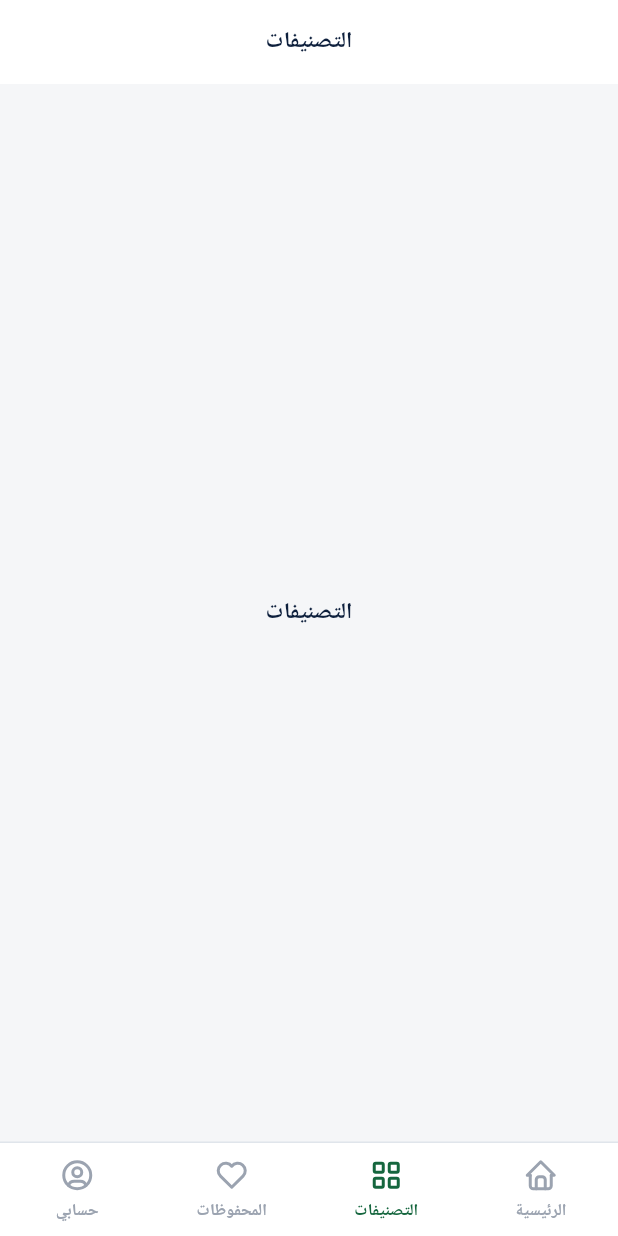
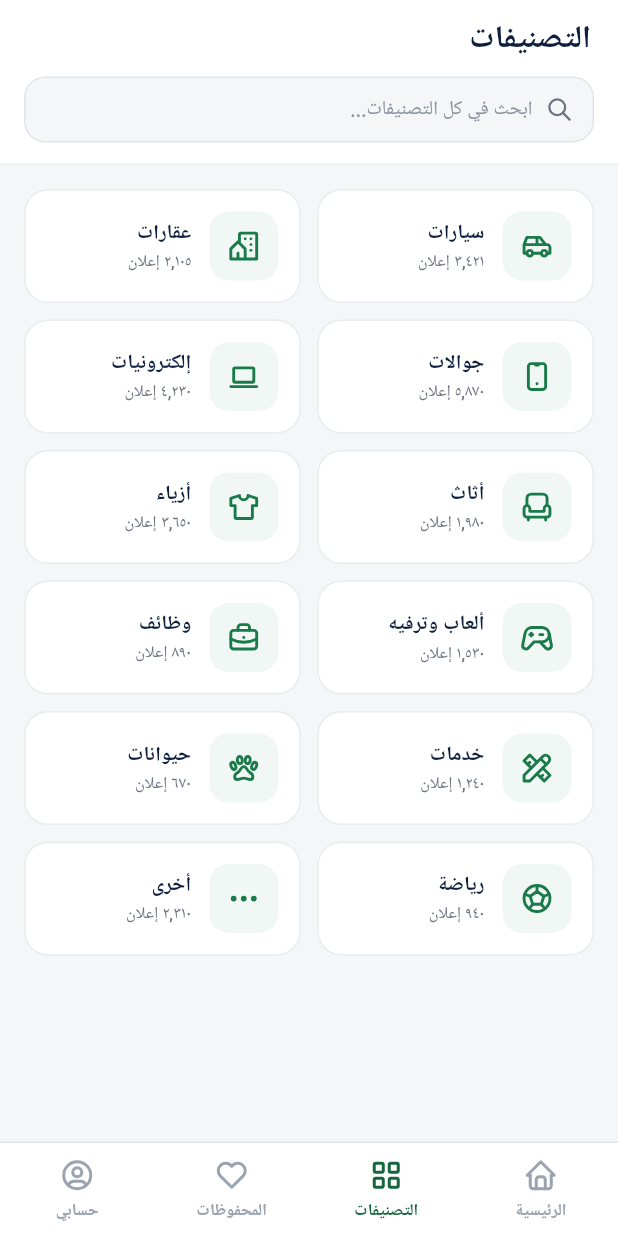
Before and after one commit to mo7amedramadan10/Claude, a Flutter app: the screen it shows after launch, item 3 of the bottom bar chosen, on a phone screen of 412 x 824 dp. Run offline on Flutter 3.47's test engine with Material 3 defaults, Android fonts, the phone set to English and light mode, and no system bars; our stand-ins replace cached_network_image, flutter_riverpod, flutter_tabler_icons, go_router, google_fonts, riverpod_annotation and 1 more; generated files the repository leaves out were written again; network calls fail; Roboto replaces fonts that are missing (Tajawal).

Commit message:
feat: implement Categories screen with 2-column grid
- CategoriesScreen: "التصنيفات" header, tappable search field → Search,
  2-column grid of 12 category cards (46px green-tint icon tile, name,
  "N إعلان" count) — every card opens Search Results
- CategoryGridItem model + CategoriesMockData (counts from design)
- Router: /categories tab renders CategoriesScreen

https://claude.ai/code/session_017nYrW1JqgGeyo43jswUAC8

```diff
--- a/saudi_marketplace/lib/core/router/app_router.dart
+++ b/saudi_marketplace/lib/core/router/app_router.dart
@@ -7,6 +7,7 @@ import '../shared/widgets/placeholder_screen.dart';
 import 'app_routes.dart';
 import 'shell_scaffold.dart';
 import '../../features/home/presentation/home_screen.dart';
+import '../../features/categories/presentation/categories_screen.dart';
 import '../../features/chat/presentation/chat_screen.dart';
 import '../../features/product_details/presentation/listing_detail_screen.dart';
 import '../../features/search/presentation/search_screen.dart';
@@ -61,8 +62,7 @@ GoRouter appRouter(Ref ref) {
             routes: [
               GoRoute(
                 path: AppRoutes.categories,
-                builder: (_, __) =>
-                    const PlaceholderScreen(title: 'التصنيفات'),
+                builder: (_, __) => const CategoriesScreen(),
               ),
             ],
           ),
--- /dev/null
+++ b/saudi_marketplace/lib/features/categories/data/categories_mock_data.dart
@@ -0,0 +1,28 @@
+import 'package:flutter_tabler_icons/flutter_tabler_icons.dart';
+
+import '../models/category_grid_item.dart';
+
+abstract final class CategoriesMockData {
+  static const categories = [
+    CategoryGridItem(icon: TablerIcons.car, name: 'سيارات', count: '٣,٤٢١'),
+    CategoryGridItem(
+        icon: TablerIcons.building_community, name: 'عقارات', count: '٢,١٠٥'),
+    CategoryGridItem(
+        icon: TablerIcons.device_mobile, name: 'جوالات', count: '٥,٨٧٠'),
+    CategoryGridItem(
+        icon: TablerIcons.device_laptop, name: 'إلكترونيات', count: '٤,٢٣٠'),
+    CategoryGridItem(icon: TablerIcons.armchair, name: 'أثاث', count: '١,٩٨٠'),
+    CategoryGridItem(icon: TablerIcons.shirt, name: 'أزياء', count: '٣,٦٥٠'),
+    CategoryGridItem(
+        icon: TablerIcons.device_gamepad_2,
+        name: 'ألعاب وترفيه',
+        count: '١,٥٣٠'),
+    CategoryGridItem(
+        icon: TablerIcons.briefcase, name: 'وظائف', count: '٨٩٠'),
+    CategoryGridItem(icon: TablerIcons.tools, name: 'خدمات', count: '١,٢٤٠'),
+    CategoryGridItem(icon: TablerIcons.paw, name: 'حيوانات', count: '٦٧٠'),
+    CategoryGridItem(
+        icon: TablerIcons.ball_football, name: 'رياضة', count: '٩٤٠'),
+    CategoryGridItem(icon: TablerIcons.dots, name: 'أخرى', count: '٢,٣١٠'),
+  ];
+}
--- /dev/null
+++ b/saudi_marketplace/lib/features/categories/models/category_grid_item.dart
@@ -0,0 +1,13 @@
+import 'package:flutter/widgets.dart';
+
+class CategoryGridItem {
+  const CategoryGridItem({
+    required this.icon,
+    required this.name,
+    required this.count,
+  });
+
+  final IconData icon;
+  final String name;
+  final String count;
+}
--- /dev/null
+++ b/saudi_marketplace/lib/features/categories/presentation/categories_screen.dart
@@ -0,0 +1,147 @@
+import 'package:flutter/material.dart';
+import 'package:flutter_tabler_icons/flutter_tabler_icons.dart';
+import 'package:go_router/go_router.dart';
+
+import '../../../core/router/app_routes.dart';
+import '../../../core/theme/app_colors.dart';
+import '../../../core/theme/app_text_styles.dart';
+import '../data/categories_mock_data.dart';
+import '../models/category_grid_item.dart';
+
+class CategoriesScreen extends StatelessWidget {
+  const CategoriesScreen({super.key});
+
+  @override
+  Widget build(BuildContext context) {
+    final isDark = Theme.of(context).brightness == Brightness.dark;
+
+    return Scaffold(
+      body: SafeArea(
+        child: Column(children: [
+          // ─── Header + search ───────────────────────────────────────
+          Container(
+            width: double.infinity,
+            decoration: BoxDecoration(
+              color: isDark ? AppColors.surfaceDark : AppColors.surfaceLight,
+              border: const Border(
+                bottom: BorderSide(color: AppColors.grey100, width: 1),
+              ),
+            ),
+            padding: const EdgeInsets.fromLTRB(16, 6, 16, 14),
+            child: Column(
+              crossAxisAlignment: CrossAxisAlignment.start,
+              children: [
+                Padding(
+                  padding: const EdgeInsets.fromLTRB(2, 6, 2, 12),
+                  child: Text('التصنيفات',
+                      style: AppTextStyles.displayMedium.copyWith(
+                        fontSize: 21,
+                        color: isDark ? Colors.white : AppColors.navy,
+                      )),
+                ),
+                GestureDetector(
+                  onTap: () => context.push(AppRoutes.search),
+                  child: Container(
+                    padding: const EdgeInsets.symmetric(
+                        horizontal: 13, vertical: 11),
+                    decoration: BoxDecoration(
+                      color: isDark ? AppColors.cardDark : AppColors.grey50,
+                      borderRadius: BorderRadius.circular(14),
+                      border: Border.all(color: AppColors.grey200, width: 1),
+                    ),
+                    child: Row(children: [
+                      const Icon(TablerIcons.search,
+                          size: 18, color: AppColors.grey600),
+                      const SizedBox(width: 9),
+                      Text('ابحث في كل التصنيفات...',
+                          style: AppTextStyles.bodySmall.copyWith(
+                              fontSize: 13,
+                              color: AppColors.grey500,
+                              fontWeight: FontWeight.w500)),
+                    ]),
+                  ),
+                ),
+              ],
+            ),
+          ),
+
+          // ─── Categories grid ───────────────────────────────────────
+          Expanded(
+            child: GridView.builder(
+              padding: const EdgeInsets.fromLTRB(16, 16, 16, 20),
+              gridDelegate: const SliverGridDelegateWithFixedCrossAxisCount(
+                crossAxisCount: 2,
+                mainAxisSpacing: 11,
+                crossAxisSpacing: 11,
+                mainAxisExtent: 76,
+              ),
+              itemCount: CategoriesMockData.categories.length,
+              itemBuilder: (_, i) => _CategoryCard(
+                category: CategoriesMockData.categories[i],
+                onTap: () => context.push(AppRoutes.search),
+              ),
+            ),
+          ),
+        ]),
+      ),
+    );
+  }
+}
+
+class _CategoryCard extends StatelessWidget {
+  const _CategoryCard({required this.category, required this.onTap});
+
+  final CategoryGridItem category;
+  final VoidCallback onTap;
+
+  @override
+  Widget build(BuildContext context) {
+    final isDark = Theme.of(context).brightness == Brightness.dark;
+    return GestureDetector(
+      onTap: onTap,
+      child: Container(
+        padding: const EdgeInsets.all(14),
+        decoration: BoxDecoration(
+          color: isDark ? AppColors.cardDark : AppColors.surfaceLight,
+          borderRadius: BorderRadius.circular(16),
+          border: Border.all(
+            color: isDark ? AppColors.navyLight : AppColors.grey100,
+            width: 1,
+          ),
+        ),
+        child: Row(children: [
+          Container(
+            width: 46,
+            height: 46,
+            decoration: BoxDecoration(
+              color: AppColors.primaryTint,
+              borderRadius: BorderRadius.circular(13),
+            ),
+            child: Icon(category.icon, size: 23, color: AppColors.primary),
+          ),
+          const SizedBox(width: 12),
+          Expanded(
+            child: Column(
+              mainAxisAlignment: MainAxisAlignment.center,
+              crossAxisAlignment: CrossAxisAlignment.start,
+              children: [
+                Text(category.name,
+                    style: AppTextStyles.titleMedium.copyWith(
+                      fontSize: 13.5,
+                      fontWeight: FontWeight.w700,
+                      color: isDark ? Colors.white : AppColors.navy,
+                    ),
+                    maxLines: 1,
+                    overflow: TextOverflow.ellipsis),
+                const SizedBox(height: 2),
+                Text('${category.count} إعلان',
+                    style: AppTextStyles.labelLarge
+                        .copyWith(color: AppColors.grey600)),
+              ],
+            ),
+          ),
+        ]),
+      ),
+    );
+  }
+}
```
